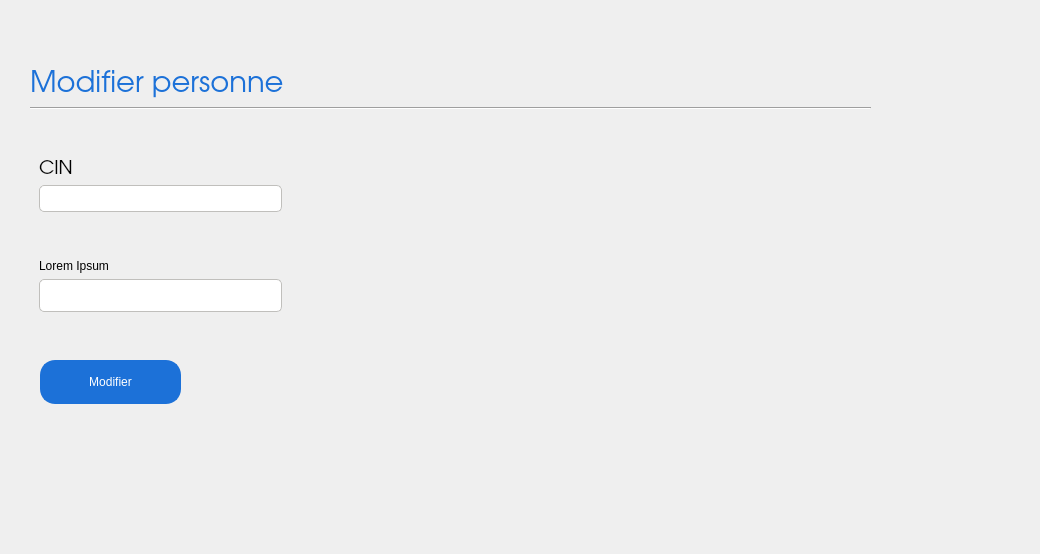
Before: the Qt Designer form Personne/modifer/modifier.ui in Mindblownserver/mini-project, drawn with Qt 5.
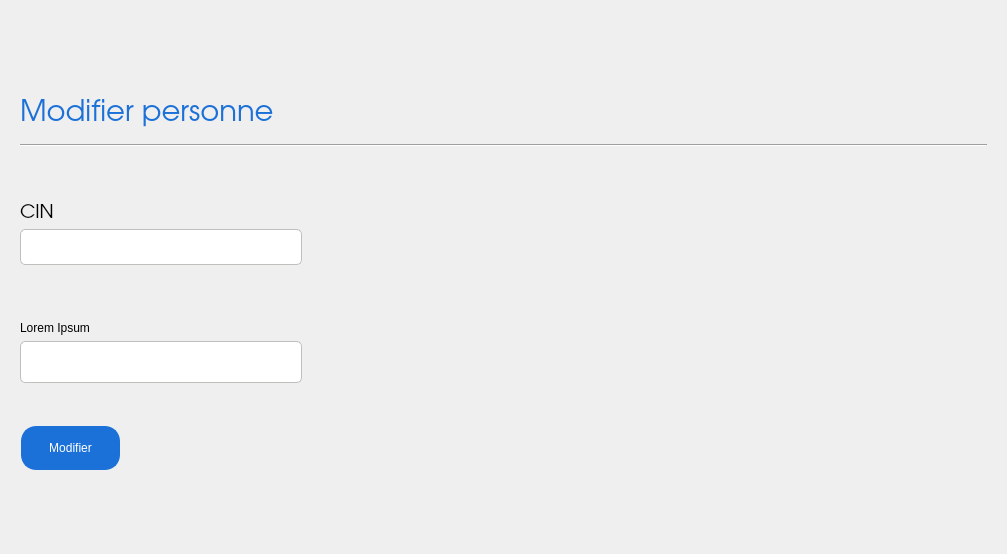
After: the same form once the commit is applied. Icons and pictures are not drawn.

Diff of the .ui file:
```diff
--- a/Personne/modifer/modifier.ui
+++ b/Personne/modifer/modifier.ui
@@ -6,74 +6,44 @@
    <rect>
     <x>0</x>
     <y>0</y>
-    <width>1040</width>
+    <width>1007</width>
     <height>554</height>
    </rect>
   </property>
   <property name="windowTitle">
    <string>Form</string>
   </property>
-  <widget class="QFrame" name="frame">
-   <property name="geometry">
-    <rect>
-     <x>30</x>
-     <y>150</y>
-     <width>261</width>
-     <height>71</height>
-    </rect>
-   </property>
+  <layout class="QVBoxLayout" name="verticalLayout_4">
+   <item>
+    <widget class="QFrame" name="frame_5">
    <property name="frameShape">
     <enum>QFrame::NoFrame</enum>
    </property>
    <property name="frameShadow">
     <enum>QFrame::Raised</enum>
    </property>
-   <layout class="QVBoxLayout" name="verticalLayout">
+     <layout class="QVBoxLayout" name="verticalLayout_3">
     <item>
-     <widget class="QLabel" name="label_3">
-      <property name="font">
-       <font>
-        <family>URW Gothic</family>
-        <pointsize>14</pointsize>
-       </font>
-      </property>
-      <property name="text">
-       <string>CIN</string>
-      </property>
-     </widget>
-    </item>
-    <item>
-     <widget class="QLineEdit" name="CIN">
-      <property name="styleSheet">
-       <string notr="true">color:rgb(0, 0, 0);
-border:  0.5px solid rgb(192, 191, 188);
-border-radius:5px;
-height: 50px;</string>
-      </property>
-     </widget>
-    </item>
-   </layout>
-  </widget>
-  <widget class="Line" name="line">
-   <property name="geometry">
-    <rect>
-     <x>30</x>
-     <y>100</y>
-     <width>841</width>
-     <height>16</height>
-    </rect>
-   </property>
-   <property name="orientation">
-    <enum>Qt::Horizontal</enum>
-   </property>
-  </widget>
+       <widget class="QFrame" name="frame_6">
+        <property name="minimumSize">
+         <size>
+          <width>100</width>
+          <height>50</height>
+         </size>
+        </property>
+        <property name="frameShape">
+         <enum>QFrame::NoFrame</enum>
+        </property>
+        <property name="frameShadow">
+         <enum>QFrame::Raised</enum>
+        </property>
   <widget class="QPushButton" name="returnBtn">
    <property name="geometry">
     <rect>
-     <x>20</x>
-     <y>10</y>
+           <x>0</x>
+           <y>0</y>
      <width>51</width>
-     <height>41</height>
+           <height>54</height>
     </rect>
    </property>
    <property name="cursor">
@@ -115,15 +85,10 @@
     <bool>true</bool>
    </property>
   </widget>
+       </widget>
+      </item>
+      <item>
   <widget class="QLabel" name="titre">
-   <property name="geometry">
-    <rect>
-     <x>30</x>
-     <y>60</y>
-     <width>271</width>
-     <height>41</height>
-    </rect>
-   </property>
    <property name="font">
     <font>
      <family>URW Gothic</family>
@@ -141,12 +106,122 @@
     <string>Modifier personne</string>
    </property>
   </widget>
+      </item>
+      <item>
+       <widget class="Line" name="line">
+        <property name="orientation">
+         <enum>Qt::Horizontal</enum>
+        </property>
+       </widget>
+      </item>
+     </layout>
+    </widget>
+   </item>
+   <item alignment="Qt::AlignLeft|Qt::AlignVCenter">
+    <widget class="QFrame" name="frame">
+     <property name="minimumSize">
+      <size>
+       <width>300</width>
+       <height>0</height>
+      </size>
+     </property>
+     <property name="maximumSize">
+      <size>
+       <width>16777215</width>
+       <height>80</height>
+      </size>
+     </property>
+     <property name="styleSheet">
+      <string notr="true"/>
+     </property>
+     <property name="frameShape">
+      <enum>QFrame::NoFrame</enum>
+     </property>
+     <property name="frameShadow">
+      <enum>QFrame::Raised</enum>
+     </property>
+     <layout class="QVBoxLayout" name="verticalLayout">
+      <item>
+       <widget class="QLabel" name="label_3">
+        <property name="font">
+         <font>
+          <family>URW Gothic</family>
+          <pointsize>14</pointsize>
+         </font>
+        </property>
+        <property name="text">
+         <string>CIN</string>
+        </property>
+       </widget>
+      </item>
+      <item>
+       <widget class="QLineEdit" name="CIN">
+        <property name="styleSheet">
+         <string notr="true">color:rgb(0, 0, 0);
+border:  0.5px solid rgb(192, 191, 188);
+border-radius:5px;
+height: 50px;</string>
+        </property>
+       </widget>
+      </item>
+     </layout>
+    </widget>
+   </item>
+   <item alignment="Qt::AlignLeft">
+    <widget class="QFrame" name="frame_2">
+     <property name="minimumSize">
+      <size>
+       <width>300</width>
+       <height>0</height>
+      </size>
+     </property>
+     <property name="maximumSize">
+      <size>
+       <width>16777215</width>
+       <height>80</height>
+      </size>
+     </property>
+     <property name="frameShape">
+      <enum>QFrame::NoFrame</enum>
+     </property>
+     <property name="frameShadow">
+      <enum>QFrame::Raised</enum>
+     </property>
+     <layout class="QVBoxLayout" name="verticalLayout_2">
+      <item>
+       <widget class="QLabel" name="lbl">
+        <property name="text">
+         <string>Lorem Ipsum</string>
+        </property>
+       </widget>
+      </item>
+      <item>
+       <widget class="QLineEdit" name="tel">
+        <property name="styleSheet">
+         <string notr="true">color:rgb(0, 0, 0);
+border:  0.5px solid rgb(192, 191, 188);
+border-radius:5px;
+height:50px;</string>
+        </property>
+       </widget>
+      </item>
+     </layout>
+    </widget>
+   </item>
+   <item>
+    <widget class="QFrame" name="frame_4">
+     <property name="frameShape">
+      <enum>QFrame::NoFrame</enum>
+     </property>
+     <property name="frameShadow">
+      <enum>QFrame::Raised</enum>
+     </property>
   <widget class="QPushButton" name="modifierBtn">
    <property name="geometry">
     <rect>
-     <x>40</x>
-     <y>360</y>
-     <width>141</width>
+        <x>10</x>
+        <y>28</y>
+        <width>99</width>
      <height>44</height>
     </rect>
    </property>
@@ -182,41 +257,9 @@
     <bool>false</bool>
    </property>
   </widget>
-  <widget class="QFrame" name="frame_2">
-   <property name="geometry">
-    <rect>
-     <x>30</x>
-     <y>250</y>
-     <width>261</width>
-     <height>71</height>
-    </rect>
-   </property>
-   <property name="frameShape">
-    <enum>QFrame::NoFrame</enum>
-   </property>
-   <property name="frameShadow">
-    <enum>QFrame::Raised</enum>
-   </property>
-   <layout class="QVBoxLayout" name="verticalLayout_2">
-    <item>
-     <widget class="QLabel" name="lbl">
-      <property name="text">
-       <string>Lorem Ipsum</string>
-      </property>
-     </widget>
-    </item>
-    <item>
-     <widget class="QLineEdit" name="tel">
-      <property name="styleSheet">
-       <string notr="true">color:rgb(0, 0, 0);
-border:  0.5px solid rgb(192, 191, 188);
-border-radius:5px;
-height:50px;</string>
-      </property>
      </widget>
     </item>
    </layout>
-  </widget>
  </widget>
  <resources/>
  <connections/>
```
Left out of the diff: 4 changed lines with no effect on the pictures. Lines whose indentation alone changed are shown as unchanged.
